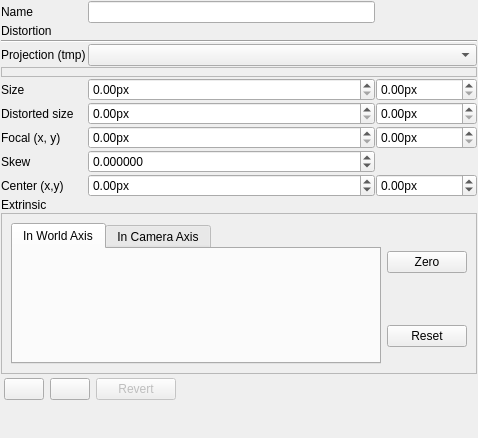
Old version of the form utils/distortioncorrector/cameraModelParametersControlWidget.ui in the repository NickPenkrat/corecvs.
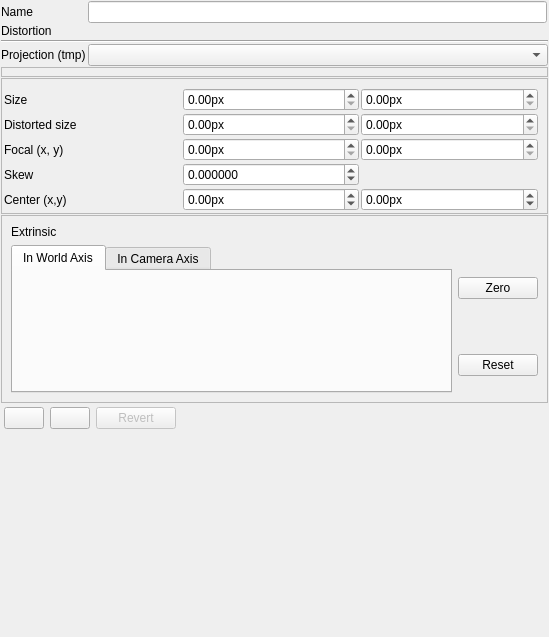
New version of the form. Icons and pictures are not drawn. Custom widgets are drawn as their Qt base class.

Diff of the .ui file:
```diff
--- a/utils/distortioncorrector/cameraModelParametersControlWidget.ui
+++ b/utils/distortioncorrector/cameraModelParametersControlWidget.ui
@@ -6,8 +6,8 @@
    <rect>
     <x>0</x>
     <y>0</y>
-    <width>478</width>
-    <height>438</height>
+    <width>549</width>
+    <height>637</height>
    </rect>
   </property>
   <property name="windowTitle">
@@ -29,7 +29,23 @@
    <property name="spacing">
     <number>1</number>
    </property>
-   <item row="14" column="0" colspan="4">
+   <item row="4" column="0" colspan="4">
+    <widget class="LensDistortionModelParametersControlWidget" name="lensDistortionWidget" native="true">
+     <property name="sizePolicy">
+      <sizepolicy hsizetype="Preferred" vsizetype="Minimum">
+       <horstretch>0</horstretch>
+       <verstretch>0</verstretch>
+      </sizepolicy>
+     </property>
+     <property name="minimumSize">
+      <size>
+       <width>0</width>
+       <height>0</height>
+      </size>
+     </property>
+    </widget>
+   </item>
+   <item row="16" column="0" colspan="4">
     <widget class="QFrame" name="frame_2">
      <property name="sizePolicy">
       <sizepolicy hsizetype="Preferred" vsizetype="Preferred">
@@ -50,7 +66,7 @@
       <enum>QFrame::Raised</enum>
      </property>
      <layout class="QGridLayout" name="gridLayout">
-      <item row="0" column="1">
+      <item row="1" column="1">
        <widget class="QPushButton" name="zeroExtrinsicsPushButton">
         <property name="sizePolicy">
          <sizepolicy hsizetype="Fixed" vsizetype="Fixed">
@@ -76,7 +92,27 @@
         </property>
        </widget>
       </item>
-      <item row="0" column="0" rowspan="2">
+      <item row="2" column="1">
+       <widget class="QPushButton" name="resetExtrinsicsPushButton">
+        <property name="toolTip">
+         <string>Sets angles to default camera rotation</string>
+        </property>
+        <property name="text">
+         <string>Reset</string>
+        </property>
+        <property name="icon">
+         <iconset resource="../../resources/main.qrc">
+          <normaloff>:/new/prefix1/bullet_orange.png</normaloff>:/new/prefix1/bullet_orange.png</iconset>
+        </property>
+        <property name="iconSize">
+         <size>
+          <width>24</width>
+          <height>24</height>
+         </size>
+        </property>
+       </widget>
+      </item>
+      <item row="1" column="0" rowspan="2">
        <widget class="QTabWidget" name="tabWidget">
         <property name="enabled">
          <bool>true</bool>
@@ -141,82 +177,16 @@
         </widget>
        </widget>
       </item>
-      <item row="1" column="1">
-       <widget class="QPushButton" name="resetExtrinsicsPushButton">
-        <property name="toolTip">
-         <string>Sets angles to default camera rotation</string>
-        </property>
+      <item row="0" column="0">
+       <widget class="QLabel" name="label_4">
         <property name="text">
-         <string>Reset</string>
-        </property>
-        <property name="icon">
-         <iconset resource="../../resources/main.qrc">
-          <normaloff>:/new/prefix1/bullet_orange.png</normaloff>:/new/prefix1/bullet_orange.png</iconset>
-        </property>
-        <property name="iconSize">
-         <size>
-          <width>24</width>
-          <height>24</height>
-         </size>
+         <string>Extrinsic</string>
         </property>
        </widget>
       </item>
      </layout>
     </widget>
    </item>
-   <item row="8" column="3">
-    <widget class="QDoubleSpinBox" name="spinBoxSizeY">
-     <property name="suffix">
-      <string>px</string>
-     </property>
-     <property name="maximum">
-      <double>1000000000.000000000000000</double>
-     </property>
-    </widget>
-   </item>
-   <item row="9" column="2">
-    <widget class="QDoubleSpinBox" name="spinBoxSizeDistortedX">
-     <property name="suffix">
-      <string>px</string>
-     </property>
-     <property name="maximum">
-      <double>1000000000.000000000000000</double>
-     </property>
-    </widget>
-   </item>
-   <item row="9" column="3">
-    <widget class="QDoubleSpinBox" name="spinBoxSizeDistortedY">
-     <property name="suffix">
-      <string>px</string>
-     </property>
-     <property name="maximum">
-      <double>1000000000.000000000000000</double>
-     </property>
-    </widget>
-   </item>
-   <item row="12" column="0">
-    <widget class="QLabel" name="label_12">
-     <property name="text">
-      <string>Center (x,y)</string>
-     </property>
-    </widget>
-   </item>
-   <item row="4" column="0" colspan="4">
-    <widget class="LensDistortionModelParametersControlWidget" name="lensDistortionWidget" native="true">
-     <property name="sizePolicy">
-      <sizepolicy hsizetype="Preferred" vsizetype="Minimum">
-       <horstretch>0</horstretch>
-       <verstretch>0</verstretch>
-      </sizepolicy>
-     </property>
-     <property name="minimumSize">
-      <size>
-       <width>0</width>
-       <height>0</height>
-      </size>
-     </property>
-    </widget>
-   </item>
    <item row="2" column="0" colspan="3">
     <widget class="QLabel" name="label">
      <property name="text">
@@ -224,73 +194,10 @@
      </property>
     </widget>
    </item>
-   <item row="12" column="2">
-    <widget class="QDoubleSpinBox" name="spinBoxCx">
-     <property name="suffix">
-      <string>px</string>
-     </property>
-     <property name="minimum">
-      <double>-1000000000.000000000000000</double>
-     </property>
-     <property name="maximum">
-      <double>1000000000.000000000000000</double>
-     </property>
-    </widget>
-   </item>
-   <item row="10" column="3">
-    <widget class="QDoubleSpinBox" name="spinBoxFocalY">
-     <property name="suffix">
-      <string>px</string>
-     </property>
-     <property name="maximum">
-      <double>1000000000.000000000000000</double>
-     </property>
-    </widget>
-   </item>
-   <item row="11" column="2">
-    <widget class="QDoubleSpinBox" name="spinBoxSkew">
-     <property name="suffix">
-      <string/>
-     </property>
-     <property name="decimals">
-      <number>6</number>
-     </property>
-     <property name="minimum">
-      <double>-1000000000.000000000000000</double>
-     </property>
-     <property name="maximum">
-      <double>1000000000.000000000000000</double>
-     </property>
-    </widget>
-   </item>
-   <item row="0" column="2">
-    <widget class="QLineEdit" name="cameraNameEdit"/>
-   </item>
-   <item row="11" column="0">
-    <widget class="QLabel" name="labelSkew">
-     <property name="text">
-      <string>Skew</string>
-     </property>
-    </widget>
-   </item>
-   <item row="8" column="0">
-    <widget class="QLabel" name="label_3">
-     <property name="text">
-      <string>Size</string>
-     </property>
-    </widget>
-   </item>
-   <item row="0" column="0">
-    <widget class="QLabel" name="label_2">
-     <property name="text">
-      <string>Name</string>
-     </property>
-    </widget>
-   </item>
-   <item row="13" column="0">
-    <widget class="QLabel" name="label_4">
-     <property name="text">
-      <string>Extrinsic</string>
+   <item row="5" column="0" colspan="4">
+    <widget class="Line" name="line">
+     <property name="orientation">
+      <enum>Qt::Horizontal</enum>
      </property>
     </widget>
    </item>
@@ -301,14 +208,7 @@
      </property>
     </widget>
    </item>
-   <item row="10" column="0">
-    <widget class="QLabel" name="labelFocalX">
-     <property name="text">
-      <string>Focal (x, y)</string>
-     </property>
-    </widget>
-   </item>
-   <item row="16" column="0" colspan="3">
+   <item row="18" column="0" colspan="3">
     <spacer name="verticalSpacer">
      <property name="orientation">
       <enum>Qt::Vertical</enum>
@@ -321,24 +221,7 @@
      </property>
     </spacer>
    </item>
-   <item row="10" column="2">
-    <widget class="QDoubleSpinBox" name="spinBoxFocalX">
-     <property name="suffix">
-      <string>px</string>
-     </property>
-     <property name="maximum">
-      <double>1000000000.000000000000000</double>
-     </property>
-    </widget>
-   </item>
-   <item row="5" column="0" colspan="4">
-    <widget class="Line" name="line">
-     <property name="orientation">
-      <enum>Qt::Horizontal</enum>
-     </property>
-    </widget>
-   </item>
-   <item row="15" column="0" colspan="4">
+   <item row="17" column="0" colspan="4">
     <widget class="QFrame" name="frame">
      <layout class="QHBoxLayout" name="horizontalLayout">
       <property name="leftMargin">
@@ -423,39 +306,183 @@
      </layout>
     </widget>
    </item>
-   <item row="12" column="3">
-    <widget class="QDoubleSpinBox" name="spinBoxCy">
-     <property name="suffix">
-      <string>px</string>
+   <item row="8" column="0" colspan="4">
+    <widget class="QFrame" name="oldFrame">
+     <property name="minimumSize">
+      <size>
+       <width>10</width>
+       <height>100</height>
+      </size>
      </property>
-     <property name="minimum">
-      <double>-1000000000.000000000000000</double>
+     <property name="frameShape">
+      <enum>QFrame::StyledPanel</enum>
      </property>
-     <property name="maximum">
-      <double>1000000000.000000000000000</double>
+     <property name="frameShadow">
+      <enum>QFrame::Raised</enum>
      </property>
+     <layout class="QGridLayout" name="gridLayout_4">
+      <property name="leftMargin">
+       <number>2</number>
+      </property>
+      <property name="bottomMargin">
+       <number>2</number>
+      </property>
+      <property name="spacing">
+       <number>2</number>
+      </property>
+      <item row="1" column="0">
+       <widget class="QLabel" name="label_5">
+        <property name="text">
+         <string>Distorted size</string>
+        </property>
+       </widget>
+      </item>
+      <item row="3" column="0">
+       <widget class="QLabel" name="labelSkew">
+        <property name="text">
+         <string>Skew</string>
+        </property>
+       </widget>
+      </item>
+      <item row="4" column="1">
+       <widget class="QDoubleSpinBox" name="spinBoxCx">
+        <property name="suffix">
+         <string>px</string>
+        </property>
+        <property name="minimum">
+         <double>-1000000000.000000000000000</double>
+        </property>
+        <property name="maximum">
+         <double>1000000000.000000000000000</double>
+        </property>
+       </widget>
+      </item>
+      <item row="4" column="0">
+       <widget class="QLabel" name="label_12">
+        <property name="text">
+         <string>Center (x,y)</string>
+        </property>
+       </widget>
+      </item>
+      <item row="3" column="1">
+       <widget class="QDoubleSpinBox" name="spinBoxSkew">
+        <property name="suffix">
+         <string/>
+        </property>
+        <property name="decimals">
+         <number>6</number>
+        </property>
+        <property name="minimum">
+         <double>-1000000000.000000000000000</double>
+        </property>
+        <property name="maximum">
+         <double>1000000000.000000000000000</double>
+        </property>
+       </widget>
+      </item>
+      <item row="2" column="0">
+       <widget class="QLabel" name="labelFocalX">
+        <property name="text">
+         <string>Focal (x, y)</string>
+        </property>
+       </widget>
+      </item>
+      <item row="0" column="0">
+       <widget class="QLabel" name="label_3">
+        <property name="text">
+         <string>Size</string>
+        </property>
+       </widget>
+      </item>
+      <item row="1" column="1">
+       <widget class="QDoubleSpinBox" name="spinBoxSizeDistortedX">
+        <property name="suffix">
+         <string>px</string>
+        </property>
+        <property name="maximum">
+         <double>1000000000.000000000000000</double>
+        </property>
+       </widget>
+      </item>
+      <item row="0" column="1">
+       <widget class="QDoubleSpinBox" name="spinBoxSizeX">
+        <property name="suffix">
+         <string>px</string>
+        </property>
+        <property name="maximum">
+         <double>1000000000.000000000000000</double>
+        </property>
+       </widget>
+      </item>
+      <item row="2" column="1">
+       <widget class="QDoubleSpinBox" name="spinBoxFocalX">
+        <property name="suffix">
+         <string>px</string>
+        </property>
+        <property name="maximum">
+         <double>1000000000.000000000000000</double>
+        </property>
+       </widget>
+      </item>
+      <item row="0" column="2">
+       <widget class="QDoubleSpinBox" name="spinBoxSizeY">
+        <property name="suffix">
+         <string>px</string>
+        </property>
+        <property name="maximum">
+         <double>1000000000.000000000000000</double>
+        </property>
+       </widget>
+      </item>
+      <item row="1" column="2">
+       <widget class="QDoubleSpinBox" name="spinBoxSizeDistortedY">
+        <property name="suffix">
+         <string>px</string>
+        </property>
+        <property name="maximum">
+         <double>1000000000.000000000000000</double>
+        </property>
+       </widget>
+      </item>
+      <item row="2" column="2">
+       <widget class="QDoubleSpinBox" name="spinBoxFocalY">
+        <property name="suffix">
+         <string>px</string>
+        </property>
+        <property name="maximum">
+         <double>1000000000.000000000000000</double>
+        </property>
+       </widget>
+      </item>
+      <item row="4" column="2">
+       <widget class="QDoubleSpinBox" name="spinBoxCy">
+        <property name="suffix">
+         <string>px</string>
+        </property>
+        <property name="minimum">
+         <double>-1000000000.000000000000000</double>
+        </property>
+        <property name="maximum">
+         <double>1000000000.000000000000000</double>
+        </property>
+       </widget>
+      </item>
+     </layout>
     </widget>
    </item>
-   <item row="9" column="0">
-    <widget class="QLabel" name="label_5">
-     <property name="text">
-      <string>Distorted size</string>
-     </property>
-    </widget>
-   </item>
-   <item row="8" column="2">
-    <widget class="QDoubleSpinBox" name="spinBoxSizeX">
-     <property name="suffix">
-      <string>px</string>
-     </property>
-     <property name="maximum">
-      <double>1000000000.000000000000000</double>
-     </property>
-    </widget>
+   <item row="0" column="2">
+    <widget class="QLineEdit" name="cameraNameEdit"/>
    </item>
    <item row="6" column="2" colspan="2">
     <widget class="QComboBox" name="projectionTypeComboBox"/>
    </item>
+   <item row="0" column="0">
+    <widget class="QLabel" name="label_2">
+     <property name="text">
+      <string>Name</string>
+     </property>
+    </widget>
+   </item>
    <item row="7" column="0" colspan="4">
     <widget class="QFrame" name="projectionFrame">
      <property name="minimumSize">
```
